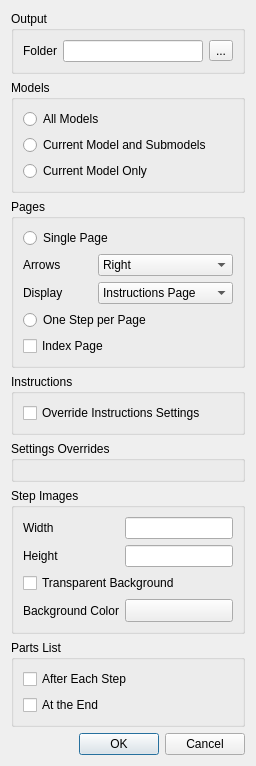
Before: the Qt Designer form source/interface/dialogs/sw_dialog_html.ui in nathaneltitane/studworx, drawn with Qt 5.
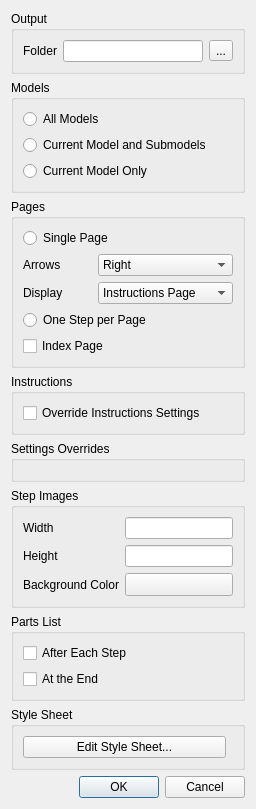
After: the same form once the commit is applied.

```diff
--- a/source/interface/dialogs/sw_dialog_html.ui
+++ b/source/interface/dialogs/sw_dialog_html.ui
@@ -301,7 +301,7 @@
         </property>
        </widget>
       </item>
-      <item row="3" column="0">
+      <item row="2" column="0">
        <widget class="QLabel" name="backgroundColorLabel">
         <property name="toolTip">
          <string>Color behind the model in the exported images.</string>
@@ -314,7 +314,7 @@
         </property>
        </widget>
       </item>
-      <item row="3" column="1" colspan="2">
+      <item row="2" column="1" colspan="2">
        <widget class="QToolButton" name="backgroundColor">
         <property name="sizePolicy">
          <sizepolicy hsizetype="Expanding" vsizetype="Fixed">
@@ -333,19 +333,6 @@
         </property>
        </widget>
       </item>
-      <item row="2" column="0" colspan="3">
-       <widget class="QCheckBox" name="transparentImages">
-        <property name="toolTip">
-         <string>Save step images with a transparent background.</string>
-        </property>
-        <property name="whatsThis">
-         <string>&lt;p&gt;&lt;b&gt;Transparent Background&lt;/b&gt;&lt;/p&gt;&lt;p&gt;When checked, the PNG step images have a transparent background so the page background can show through. When unchecked, they include the configured solid or gradient background with no transparency.&lt;/p&gt;</string>
-        </property>
-        <property name="text">
-         <string>Transparent Background</string>
-        </property>
-       </widget>
-      </item>
      </layout>
     </widget>
    </item>
@@ -381,6 +368,35 @@
      </layout>
     </widget>
    </item>
+   <item>
+    <widget class="QGroupBox" name="StyleSheetGroup">
+     <property name="whatsThis">
+      <string>&lt;p&gt;&lt;b&gt;Style Sheet&lt;/b&gt;&lt;/p&gt;&lt;p&gt;The CSS style sheet of the exported pages, their colors, spacing, cards and arrows. Edit Style Sheet opens it in an editor, comments name the feature of each block, the options button holds the highlighting, line number, wrap, marker and find and replace options it shares with the Editor panel, Restore Defaults there brings back the built-in one. With Single Page the page corners follow the Corner Radius of the step model box in the Instructions window.&lt;/p&gt;</string>
+     </property>
+     <property name="title">
+      <string>Style Sheet</string>
+     </property>
+     <layout class="QHBoxLayout" name="StyleSheetLayout">
+      <item>
+       <widget class="QPushButton" name="editStyleSheet">
+        <property name="toolTip">
+         <string>Open the CSS style sheet of the exported pages in an editor.</string>
+        </property>
+        <property name="text">
+         <string>Edit Style Sheet...</string>
+        </property>
+       </widget>
+      </item>
+      <item>
+       <spacer name="StyleSheetSpacer">
+        <property name="orientation">
+         <enum>Qt::Horizontal</enum>
+        </property>
+       </spacer>
+      </item>
+     </layout>
+    </widget>
+   </item>
    <item>
     <widget class="QDialogButtonBox" name="buttonBox">
      <property name="orientation">
```
Left out of the diff: 8 changed lines with no effect on the pictures.
